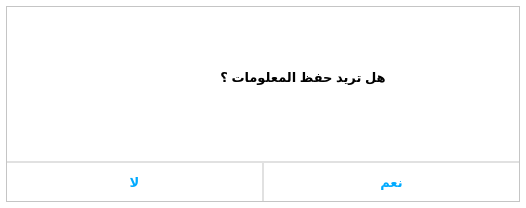
ashraf-kx/maktaba-assistant, file dialog.ui: the form before one commit.
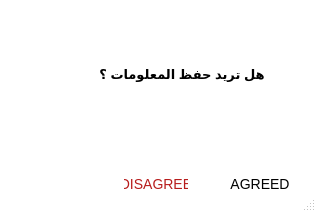
The form after the commit. Icons and pictures are not drawn.

Commit message:
Sophisticated Pop-up Dialog
include The Most important Concepts from Material-Design-Google

Patch:
```diff
--- a/dialog.ui
+++ b/dialog.ui
@@ -2,49 +2,35 @@
 <ui version="4.0">
  <class>Dialog</class>
  <widget class="QDialog" name="Dialog">
+  <property name="windowModality">
+   <enum>Qt::WindowModal</enum>
+  </property>
   <property name="geometry">
    <rect>
     <x>0</x>
     <y>0</y>
-    <width>526</width>
-    <height>208</height>
+    <width>316</width>
+    <height>212</height>
    </rect>
   </property>
   <property name="windowTitle">
    <string>Dialog</string>
   </property>
+  <property name="windowOpacity">
+   <double>0.300000000000000</double>
+  </property>
   <property name="styleSheet">
-   <string notr="true">background-color: rgb(255, 255, 255);</string>
+   <string notr="true">QDialog
+{
+	background-color:  rgb(255, 255, 255);
+}
+</string>
   </property>
-  <layout class="QVBoxLayout" name="verticalLayout_2">
-   <property name="spacing">
-    <number>0</number>
-   </property>
+  <property name="sizeGripEnabled">
+   <bool>true</bool>
+  </property>
+  <layout class="QGridLayout" name="gridLayout">
    <property name="leftMargin">
-    <number>6</number>
-   </property>
-   <property name="topMargin">
-    <number>6</number>
-   </property>
-   <property name="rightMargin">
-    <number>6</number>
-   </property>
-   <property name="bottomMargin">
-    <number>6</number>
-   </property>
-   <item>
-    <widget class="QFrame" name="frame">
-     <property name="frameShape">
-      <enum>QFrame::StyledPanel</enum>
-     </property>
-     <property name="frameShadow">
-      <enum>QFrame::Raised</enum>
-     </property>
-     <layout class="QVBoxLayout" name="verticalLayout">
-      <property name="spacing">
-       <number>2</number>
-      </property>
-      <property name="leftMargin">
        <number>0</number>
       </property>
       <property name="topMargin">
@@ -56,27 +42,22 @@
       <property name="bottomMargin">
        <number>0</number>
       </property>
-      <item>
-       <layout class="QHBoxLayout" name="horizontalLayout_3">
-        <item>
-         <spacer name="horizontalSpacer">
-          <property name="orientation">
-           <enum>Qt::Horizontal</enum>
-          </property>
-          <property name="sizeHint" stdset="0">
-           <size>
-            <width>40</width>
-            <height>20</height>
-           </size>
-          </property>
-         </spacer>
-        </item>
-       </layout>
-      </item>
-      <item>
+   <property name="spacing">
+    <number>0</number>
+   </property>
+   <item row="0" column="0">
        <layout class="QHBoxLayout" name="horizontalLayout_2">
         <property name="leftMargin">
-         <number>30</number>
+      <number>24</number>
+     </property>
+     <property name="topMargin">
+      <number>24</number>
+     </property>
+     <property name="rightMargin">
+      <number>24</number>
+     </property>
+     <property name="bottomMargin">
+      <number>24</number>
         </property>
         <item>
          <widget class="QLabel" name="icon">
@@ -90,7 +71,7 @@
            <string/>
           </property>
           <property name="pixmap">
-           <pixmap resource="Icons.qrc">:/Icons/ic_done_2x.png</pixmap>
+        <pixmap>:/Icons/ic_done_2x.png</pixmap>
           </property>
           <property name="scaledContents">
            <bool>true</bool>
@@ -112,17 +93,26 @@
             <bold>true</bold>
            </font>
           </property>
+       <property name="styleSheet">
+        <string notr="true"/>
+       </property>
           <property name="text">
            <string>هل تريد حفظ المعلومات ؟</string>
           </property>
+       <property name="scaledContents">
+        <bool>true</bool>
+       </property>
           <property name="alignment">
            <set>Qt::AlignCenter</set>
           </property>
+       <property name="wordWrap">
+        <bool>true</bool>
+       </property>
          </widget>
         </item>
        </layout>
       </item>
-      <item>
+   <item row="1" column="0">
        <spacer name="verticalSpacer">
         <property name="orientation">
          <enum>Qt::Vertical</enum>
@@ -130,52 +120,87 @@
         <property name="sizeHint" stdset="0">
          <size>
           <width>20</width>
-          <height>40</height>
+       <height>8</height>
          </size>
         </property>
        </spacer>
       </item>
-      <item>
+   <item row="2" column="0">
        <layout class="QHBoxLayout" name="horizontalLayout">
         <property name="spacing">
-         <number>0</number>
-        </property>
+      <number>8</number>
+     </property>
+     <property name="leftMargin">
+      <number>8</number>
+     </property>
+     <property name="topMargin">
+      <number>16</number>
+     </property>
+     <property name="rightMargin">
+      <number>8</number>
+     </property>
+     <property name="bottomMargin">
+      <number>8</number>
+     </property>
+     <item>
+      <spacer name="horizontalSpacer">
+       <property name="orientation">
+        <enum>Qt::Horizontal</enum>
+       </property>
+       <property name="sizeHint" stdset="0">
+        <size>
+         <width>40</width>
+         <height>20</height>
+        </size>
+       </property>
+      </spacer>
+     </item>
         <item>
          <widget class="QPushButton" name="Bt_no">
           <property name="minimumSize">
            <size>
-            <width>0</width>
+         <width>96</width>
             <height>40</height>
            </size>
           </property>
           <property name="font">
            <font>
-            <pointsize>10</pointsize>
-            <weight>75</weight>
-            <italic>false</italic>
-            <bold>true</bold>
-            <kerning>false</kerning>
-           </font>
-          </property>
+         <pointsize>-1</pointsize>
+        </font>
+       </property>
+       <property name="cursor">
+        <cursorShape>PointingHandCursor</cursorShape>
+       </property>
           <property name="styleSheet">
            <string notr="true">QPushButton
 {
-	background-color: rgb(255, 255, 255);
-	color: rgb(0, 170, 255);
-border:0px solid white;
-border-top:2px solid  rgb(225, 225, 225);
-border-right:1px solid  rgb(225, 225, 225);
+	width: 64 dp;
+	min-width: 64 dp;
+	height: 36 dp;
+	padding-left: 16 dp;
+	padding-right: 16 dp;
+	border-radius: 2 dp;
+	font-size: 14px;
+	
+	background-color: #FFFFFF;
+	color: #b71c1c;
+	border:none;
+	margin-top: 8dp;
 }
 
 QPushButton:hover
 {
-	background-color: rgb(232, 232, 232);
-	color: rgb(0, 85, 255);
+	background-color:#ef9a9a ;
+}
 
-}</string>
+QPushButton:pressed
+{
+	background-color:#f44336;
+}
+</string>
           </property>
           <property name="text">
-           <string>لا</string>
+        <string>DISAGREE</string>
           </property>
           <property name="shortcut">
            <string>Esc</string>
@@ -184,54 +209,59 @@
         </item>
         <item>
          <widget class="QPushButton" name="Bt_yes">
-          <property name="minimumSize">
-           <size>
-            <width>0</width>
-            <height>40</height>
-           </size>
-          </property>
-          <property name="font">
-           <font>
-            <pointsize>10</pointsize>
-            <weight>75</weight>
-            <bold>true</bold>
-            <kerning>false</kerning>
-           </font>
+       <property name="cursor">
+        <cursorShape>PointingHandCursor</cursorShape>
           </property>
           <property name="styleSheet">
            <string notr="true">QPushButton
 {
-	background-color: rgb(255, 255, 255);
-	color: rgb(0, 170, 255);
-border:0px solid white;
-border-top:2px solid  rgb(225, 225, 225);
-border-left:1px solid  rgb(225, 225, 225);
+	width: 64 dp;
+	min-width: 64 dp;
+	height: 36 dp;
+	padding-left: 16 dp;
+	padding-right: 16 dp;
+	border-radius: 2 dp;
+	font-size: 14px;
+	
+	background-color: #FFFFFF;
+	color: #000000;
+	border:none;
+	margin-top: 8dp;
 }
 
 QPushButton:hover
 {
-	background-color: rgb(232, 232, 232);
-	color: rgb(0, 85, 255);
+	background-color: #eeeeee;
+}
 
+QPushButton:pressed
+{
+	background-color: #bdbdbd;
+}
+
+QPushButton:disabled
+{
+	background-color: #bdbdbd;
 }</string>
           </property>
           <property name="text">
-           <string>نعم</string>
+        <string>AGREED</string>
           </property>
           <property name="shortcut">
            <string>Return</string>
           </property>
+       <property name="autoDefault">
+        <bool>false</bool>
+       </property>
+       <property name="flat">
+        <bool>true</bool>
+       </property>
          </widget>
         </item>
        </layout>
       </item>
      </layout>
     </widget>
-   </item>
-  </layout>
- </widget>
- <resources>
-  <include location="Icons.qrc"/>
- </resources>
+ <resources/>
  <connections/>
 </ui>
```
Lines whose indentation alone changed are shown as unchanged. The commit also changes 2 other files.
